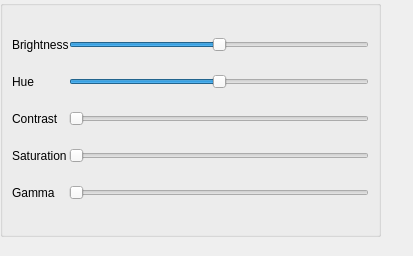
Old version of the form src/videoConfig.ui in the repository KDE/kamoso.
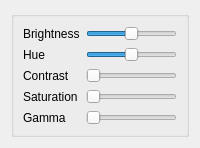
New version of the form.

Commit message: Fix UI for video settings.

Diff of the .ui file:
```diff
--- a/src/videoConfig.ui
+++ b/src/videoConfig.ui
@@ -2,43 +2,47 @@
 <ui version="4.0">
  <class>webcamConfigWidget</class>
  <widget class="QWidget" name="webcamConfigWidget">
-  <property name="geometry">
-   <rect>
-    <x>0</x>
-    <y>0</y>
-    <width>413</width>
-    <height>256</height>
-   </rect>
-  </property>
-  <property name="windowTitle">
-   <string comment="KDE::DoNotExtract">Form</string>
-  </property>
+  <layout class="QVBoxLayout" name="verticalLayout">
+   <item>
   <widget class="QGroupBox" name="adjustEnable">
-   <property name="enabled">
-    <bool>true</bool>
-   </property>
-   <property name="geometry">
-    <rect>
-     <x>0</x>
-     <y>0</y>
-     <width>381</width>
-     <height>237</height>
-    </rect>
-   </property>
-   <property name="title">
-    <string/>
-   </property>
-   <property name="checkable">
-    <bool>false</bool>
-   </property>
    <property name="checked">
     <bool>false</bool>
    </property>
-   <layout class="QGridLayout">
-    <property name="spacing">
-     <number>0</number>
-    </property>
-    <item row="2" column="1">
+     <layout class="QFormLayout">
+      <item row="0" column="0">
+       <widget class="QLabel" name="brightnessLbl">
+        <property name="text">
+         <string>Brightness</string>
+        </property>
+       </widget>
+      </item>
+      <item row="0" column="1">
+       <widget class="QSlider" name="brightnessSlider">
+        <property name="minimum">
+         <number>-100</number>
+        </property>
+        <property name="maximum">
+         <number>100</number>
+        </property>
+        <property name="orientation">
+         <enum>Qt::Horizontal</enum>
+        </property>
+        <property name="tickPosition">
+         <enum>QSlider::NoTicks</enum>
+        </property>
+        <property name="tickInterval">
+         <number>100</number>
+        </property>
+       </widget>
+      </item>
+      <item row="1" column="0">
+       <widget class="QLabel" name="hueLbl">
+        <property name="text">
+         <string>Hue</string>
+        </property>
+       </widget>
+      </item>
+      <item row="1" column="1">
      <widget class="QSlider" name="hueSlider">
       <property name="minimum">
        <number>-100</number>
@@ -57,70 +61,37 @@
       </property>
      </widget>
     </item>
-    <item row="6" column="1">
-     <widget class="QSlider" name="gammaSlider">
-      <property name="minimum">
-       <number>1</number>
-      </property>
-      <property name="maximum">
-       <number>1000</number>
-      </property>
-      <property name="orientation">
-       <enum>Qt::Horizontal</enum>
-      </property>
-      <property name="tickPosition">
-       <enum>QSlider::NoTicks</enum>
-      </property>
-      <property name="tickInterval">
-       <number>50</number>
-      </property>
-     </widget>
-    </item>
-    <item row="3" column="1">
-     <widget class="QSlider" name="contrastSlider">
-      <property name="maximum">
-       <number>200</number>
-      </property>
-      <property name="orientation">
-       <enum>Qt::Horizontal</enum>
-      </property>
-      <property name="tickPosition">
-       <enum>QSlider::NoTicks</enum>
-      </property>
-      <property name="tickInterval">
-       <number>100</number>
-      </property>
-     </widget>
-    </item>
-    <item row="6" column="0">
-     <widget class="QLabel" name="gammaLbl">
-      <property name="text">
-       <string>Gamma</string>
-      </property>
-     </widget>
-    </item>
-    <item row="3" column="0">
+      <item row="2" column="0">
      <widget class="QLabel" name="contrastLbl">
       <property name="text">
        <string>Contrast</string>
       </property>
      </widget>
     </item>
-    <item row="5" column="0">
+      <item row="2" column="1">
+       <widget class="QSlider" name="contrastSlider">
+        <property name="maximum">
+         <number>200</number>
+        </property>
+        <property name="orientation">
+         <enum>Qt::Horizontal</enum>
+        </property>
+        <property name="tickPosition">
+         <enum>QSlider::NoTicks</enum>
+        </property>
+        <property name="tickInterval">
+         <number>100</number>
+        </property>
+       </widget>
+      </item>
+      <item row="3" column="0">
      <widget class="QLabel" name="saturationLbl">
       <property name="text">
        <string>Saturation</string>
       </property>
      </widget>
     </item>
-    <item row="2" column="0">
-     <widget class="QLabel" name="hueLbl">
-      <property name="text">
-       <string>Hue</string>
-      </property>
-     </widget>
-    </item>
-    <item row="5" column="1">
+      <item row="3" column="1">
      <widget class="QSlider" name="saturationSlider">
       <property name="maximum">
        <number>200</number>
@@ -136,13 +107,20 @@
       </property>
      </widget>
     </item>
-    <item row="0" column="1">
-     <widget class="QSlider" name="brightnessSlider">
+      <item row="4" column="0">
+       <widget class="QLabel" name="gammaLbl">
+        <property name="text">
+         <string>Gamma</string>
+        </property>
+       </widget>
+      </item>
+      <item row="4" column="1">
+       <widget class="QSlider" name="gammaSlider">
       <property name="minimum">
-       <number>-100</number>
+         <number>1</number>
       </property>
       <property name="maximum">
-       <number>100</number>
+         <number>1000</number>
       </property>
       <property name="orientation">
        <enum>Qt::Horizontal</enum>
@@ -151,19 +129,14 @@
        <enum>QSlider::NoTicks</enum>
       </property>
       <property name="tickInterval">
-       <number>100</number>
+         <number>50</number>
       </property>
      </widget>
     </item>
-    <item row="0" column="0">
-     <widget class="QLabel" name="brightnessLbl">
-      <property name="text">
-       <string>Brightness</string>
-      </property>
+     </layout>
      </widget>
     </item>
    </layout>
-  </widget>
  </widget>
  <resources/>
  <connections/>
```
Lines whose indentation alone changed are shown as unchanged.
